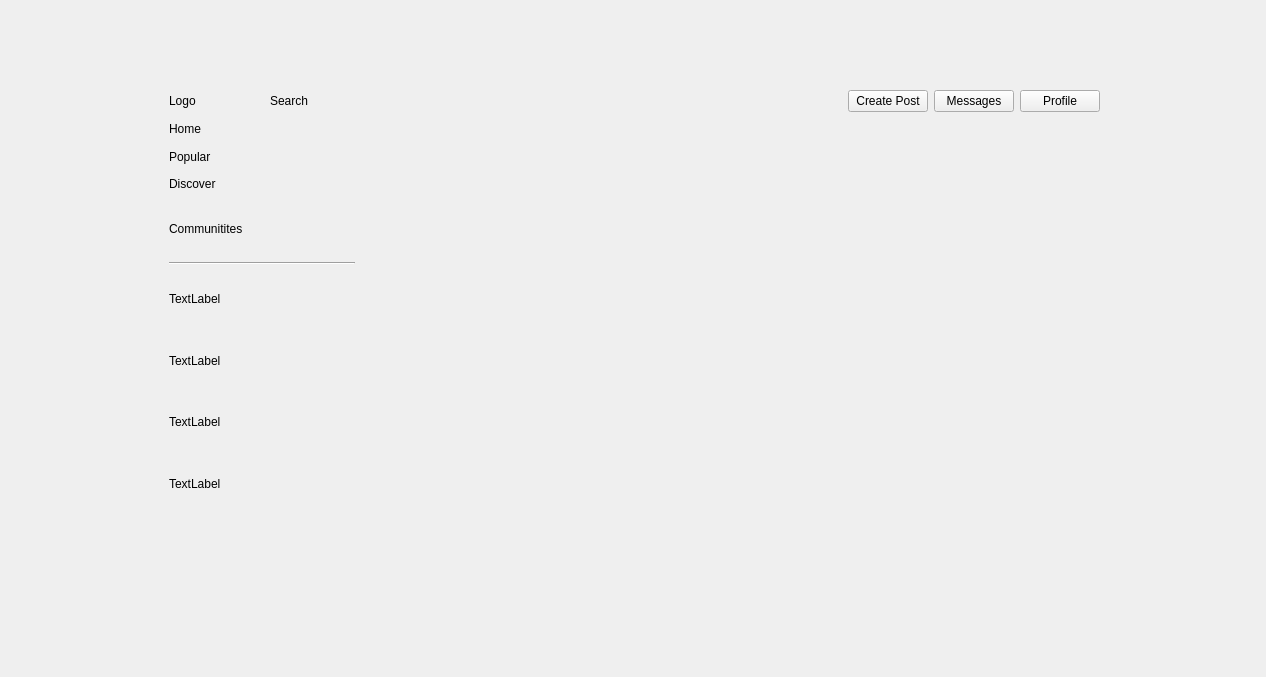
Qt form screens/home/home.ui (ibrahimamam1/termiNet) before a commit.
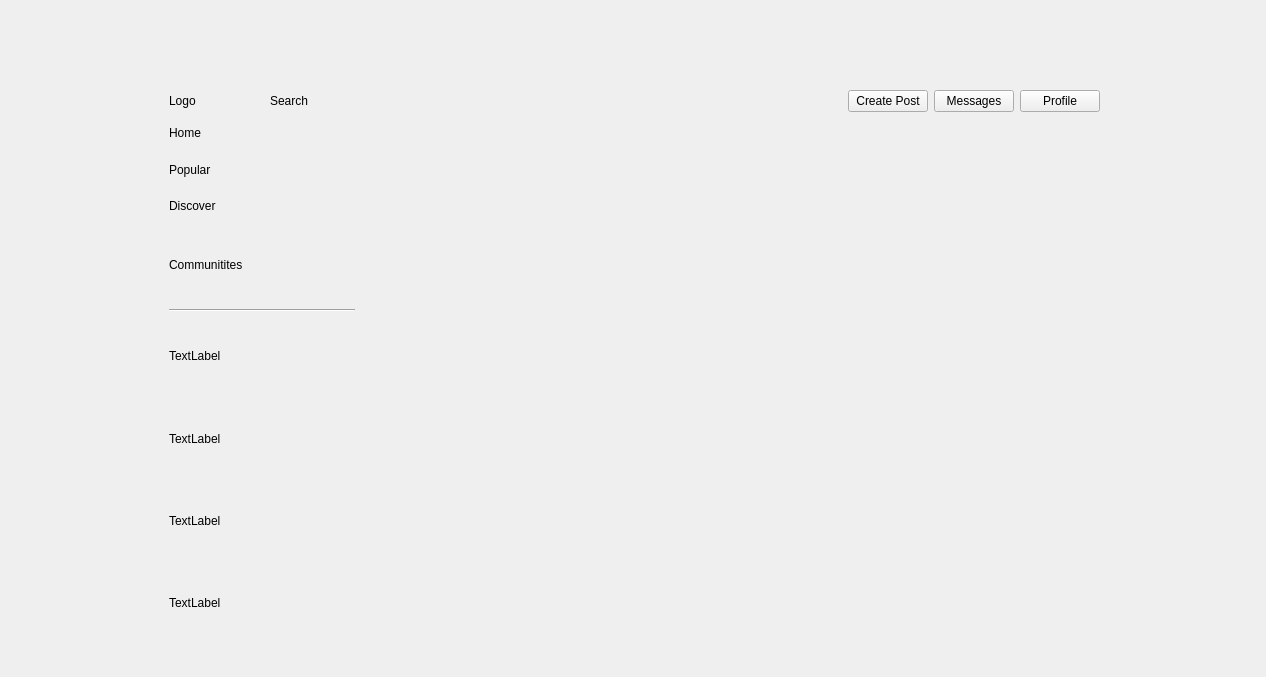
The same form after that commit.

The edit to the form file:
```diff
--- a/screens/home/home.ui
+++ b/screens/home/home.ui
@@ -20,7 +20,7 @@
       <x>169</x>
       <y>90</y>
       <width>931</width>
-      <height>421</height>
+      <height>551</height>
      </rect>
     </property>
     <layout class="QVBoxLayout" name="bodyContainer" stretch="2,8">
@@ -79,7 +79,7 @@
      <item>
       <layout class="QHBoxLayout" name="mainBody" stretch="2,6,2">
        <item>
-        <layout class="QVBoxLayout" name="CenterArea" stretch="2,8">
+        <layout class="QVBoxLayout" name="leftArea" stretch="2,8">
          <item>
           <layout class="QVBoxLayout" name="verticalLayout_6">
            <item>
@@ -154,7 +154,7 @@
         </layout>
        </item>
        <item>
-        <layout class="QVBoxLayout" name="leftArea" stretch=""/>
+        <layout class="QVBoxLayout" name="centerArea"/>
        </item>
        <item>
         <layout class="QVBoxLayout" name="rightArea"/>
```
